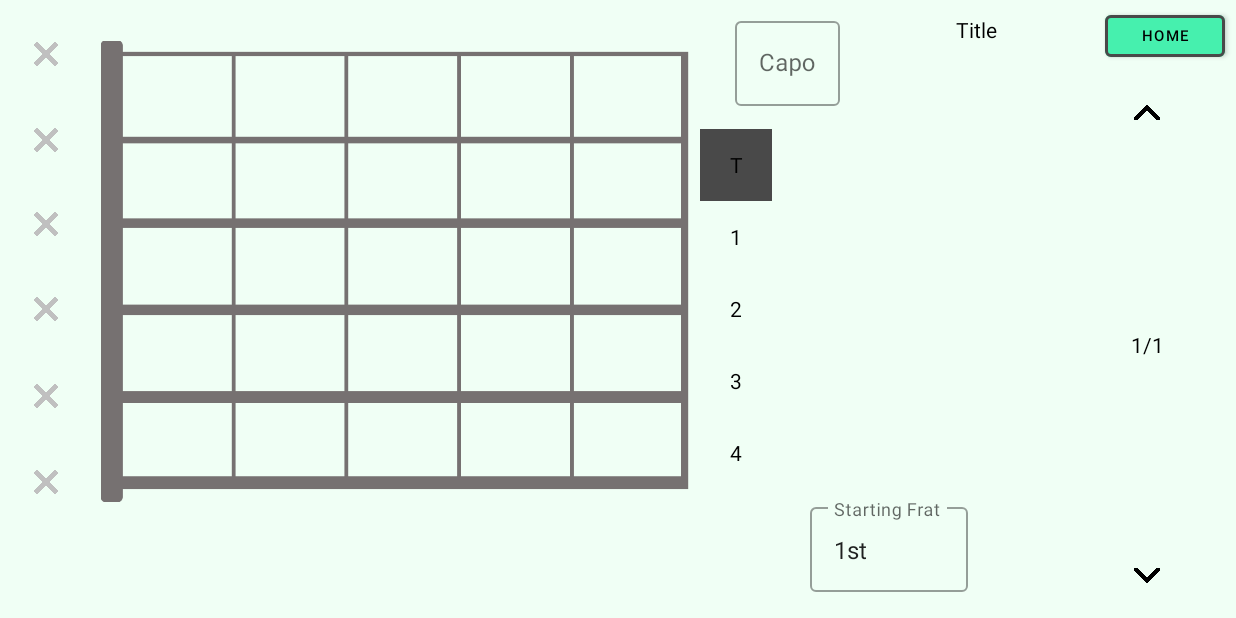
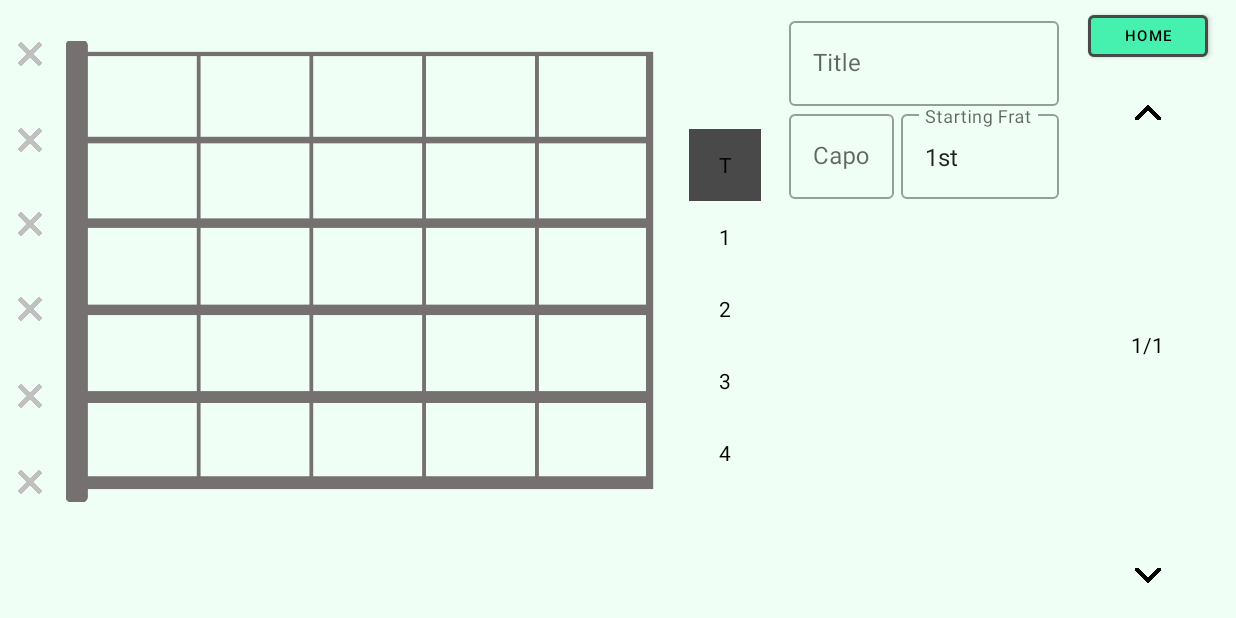
Before and after one commit to Qinetik/Mint-Chord-Writer, an Android app: the EditActivity screen opened directly, with no data from a screen before it, on a phone screen of 824 x 412 dp (held sideways). Run offline under Robolectric (Android 15) with nearby library versions, the phone set to English and light mode, and no system bars; 5 statements that could not run were skipped.

Commit message:
updated features

```diff
--- a/app/src/main/java/com/example/nuri_chord_writer/EditActivity.kt
+++ b/app/src/main/java/com/example/nuri_chord_writer/EditActivity.kt
@@ -1,10 +1,16 @@
 package com.example.mint_chord_writer
 
 import android.content.pm.ActivityInfo
-import androidx.appcompat.app.AppCompatActivity
 import android.os.Bundle
 import android.view.View
-import android.widget.*
+import android.widget.Button
+import android.widget.ImageButton
+import android.widget.PopupMenu
+import android.widget.TextView
+import androidx.appcompat.app.AppCompatActivity
+import androidx.core.view.WindowCompat
+import androidx.core.view.WindowInsetsCompat
+import androidx.core.view.WindowInsetsControllerCompat
 import kotlinx.android.synthetic.main.activity_edit.*
 
 class EditActivity : AppCompatActivity() {
@@ -18,21 +24,42 @@ class EditActivity : AppCompatActivity() {
         super.onCreate(savedInstanceState)
         setContentView(R.layout.activity_edit)
 
+        //hide navigationBar
+        WindowCompat.setDecorFitsSystemWindows(window, false)
+        WindowInsetsControllerCompat(window,
+                window.decorView.findViewById(android.R.id.content)).let { controller ->
+            controller.hide(WindowInsetsCompat.Type.systemBars())
+
+            // When the screen is swiped up at the bottom
+            // of the application, the navigationBar shall
+            // appear for some time
+            controller.systemBarsBehavior = WindowInsetsControllerCompat.BEHAVIOR_SHOW_TRANSIENT_BARS_BY_SWIPE
+        }
+
         currentSong = intent.getSerializableExtra("selectedSong") as Song
-        val capoText: TextView = findViewById(R.id.capoText)
-        capoText.text = currentSong?.capo.toString()
         val songTitle: TextView = findViewById(R.id.songTitle)
         songTitle.text = currentSong?.name
         val chordNum: TextView = findViewById(R.id.chordNum)
         chordNum.text = "1/"+currentSong?.chords?.size
 
         fratNumButton.setText("1st")
-
         fratNumButton.setOnClickListener {
             PopupMenu(this!!, fratNumButton).apply {
                 menuInflater.inflate(R.menu.start_frat_menu, menu)
                 setOnMenuItemClickListener { item ->
                     fratNumButton.setText(item.title)
+                    true
+                }
+                show()
+            }
+        }
+
+        capoButton.setText(currentSong?.capo.toString())
+        capoButton.setOnClickListener {
+            PopupMenu(this!!, capoButton).apply {
+                menuInflater.inflate(R.menu.capo_menu, menu)
+                setOnMenuItemClickListener { item ->
+                    capoButton.setText(item.title)
                     true
                 }
                 show()
--- a/app/src/main/res/layout/activity_edit.xml
+++ b/app/src/main/res/layout/activity_edit.xml
@@ -21,7 +21,7 @@
         app:layout_constraintBottom_toBottomOf="parent"
         app:layout_constraintEnd_toEndOf="parent"
         app:layout_constraintHorizontal_bias="0.99"
-        app:layout_constraintStart_toStartOf="parent"
+        app:layout_constraintStart_toEndOf="@+id/titleLayout"
         app:layout_constraintTop_toTopOf="parent"
         app:layout_constraintVertical_bias="0.01" />
 
@@ -30,39 +30,44 @@
         android:layout_width="400dp"
         android:layout_height="350dp"
         app:layout_constraintBottom_toBottomOf="parent"
-        app:layout_constraintEnd_toEndOf="parent"
-        app:layout_constraintHorizontal_bias="0.150"
+        app:layout_constraintEnd_toStartOf="@+id/fingerSelection"
         app:layout_constraintStart_toStartOf="parent"
         app:layout_constraintTop_toTopOf="parent"
         app:layout_constraintVertical_bias="0.10"
         app:srcCompat="@drawable/guitar_panel_h"
         tools:ignore="MissingConstraints" />
 
-    <TextView
-        android:id="@+id/songTitle"
-        android:layout_width="wrap_content"
+    <com.google.android.material.textfield.TextInputLayout
+        android:id="@+id/titleLayout"
+        style="@style/Widget.MaterialComponents.TextInputLayout.OutlinedBox"
+        android:layout_width="180dp"
         android:layout_height="wrap_content"
-        android:text="Title"
+        android:hint="Title"
         app:layout_constraintBottom_toBottomOf="parent"
-        app:layout_constraintEnd_toEndOf="parent"
-        app:layout_constraintHorizontal_bias="0.80"
-        app:layout_constraintStart_toStartOf="parent"
+        app:layout_constraintEnd_toStartOf="@+id/editToMain"
+        app:layout_constraintStart_toEndOf="@+id/fingerSelection"
         app:layout_constraintTop_toTopOf="parent"
-        app:layout_constraintVertical_bias="0.025" />
+        app:layout_constraintVertical_bias="0.025">
 
+        <EditText
+            android:id="@+id/songTitle"
+            android:layout_width="match_parent"
+            android:layout_height="wrap_content" />
+
+    </com.google.android.material.textfield.TextInputLayout>
 
     <com.google.android.material.textfield.TextInputLayout
         android:id="@+id/capo"
         style="@style/Widget.MaterialComponents.TextInputLayout.OutlinedBox"
-        android:hint="Capo"
         android:layout_width="70dp"
         android:layout_height="wrap_content"
+        android:hint="Capo"
         app:layout_constraintBottom_toBottomOf="parent"
-        app:layout_constraintEnd_toEndOf="parent"
-        app:layout_constraintHorizontal_bias="0.65"
-        app:layout_constraintStart_toStartOf="parent"
-        app:layout_constraintTop_toTopOf="parent"
-        app:layout_constraintVertical_bias="0.025">
+        app:layout_constraintEnd_toEndOf="@+id/titleLayout"
+        app:layout_constraintHorizontal_bias="0"
+        app:layout_constraintStart_toStartOf="@+id/titleLayout"
+        app:layout_constraintTop_toBottomOf="@+id/titleLayout"
+        app:layout_constraintVertical_bias="0">
 
         <EditText
             android:id="@+id/capoButton"
@@ -72,23 +77,22 @@
             android:cursorVisible="false"
             android:focusable="false"
             android:focusableInTouchMode="false"
-            android:importantForAutofill="no"
-            />
+            android:importantForAutofill="no" />
 
     </com.google.android.material.textfield.TextInputLayout>
 
     <com.google.android.material.textfield.TextInputLayout
         android:id="@+id/fratNum"
         style="@style/Widget.MaterialComponents.TextInputLayout.OutlinedBox"
-        android:hint="Starting Frat"
         android:layout_width="105dp"
         android:layout_height="wrap_content"
+        android:hint="Starting Frat"
         app:layout_constraintBottom_toBottomOf="parent"
-        app:layout_constraintEnd_toEndOf="parent"
-        app:layout_constraintHorizontal_bias="0.3"
-        app:layout_constraintStart_toEndOf="@+id/guitarPanel"
-        app:layout_constraintTop_toTopOf="parent"
-        app:layout_constraintVertical_bias="0.95">
+        app:layout_constraintEnd_toEndOf="@+id/titleLayout"
+        app:layout_constraintHorizontal_bias="1"
+        app:layout_constraintStart_toEndOf="@+id/capo"
+        app:layout_constraintTop_toBottomOf="@+id/titleLayout"
+        app:layout_constraintVertical_bias="0">
 
         <EditText
             android:id="@+id/fratNumButton"
@@ -98,8 +102,7 @@
             android:cursorVisible="false"
             android:focusable="false"
             android:focusableInTouchMode="false"
-            android:importantForAutofill="no"
-        />
+            android:importantForAutofill="no" />
 
     </com.google.android.material.textfield.TextInputLayout>
 
@@ -109,8 +112,8 @@
         android:layout_height="wrap_content"
         android:text="1/1"
         app:layout_constraintBottom_toTopOf="@+id/nextChordButton"
-        app:layout_constraintEnd_toEndOf="@+id/nextChordButton"
-        app:layout_constraintStart_toStartOf="@+id/prevChordButton"
+        app:layout_constraintEnd_toEndOf="@+id/editToMain"
+        app:layout_constraintStart_toStartOf="@+id/editToMain"
         app:layout_constraintTop_toBottomOf="@+id/prevChordButton"
         app:layout_constraintVertical_bias="0.5" />
 
@@ -219,9 +222,8 @@
         android:scaleType="fitCenter"
         android:src="@drawable/left_arrow"
         app:layout_constraintBottom_toBottomOf="parent"
-        app:layout_constraintEnd_toEndOf="parent"
-        app:layout_constraintHorizontal_bias="0.95"
-        app:layout_constraintStart_toStartOf="parent"
+        app:layout_constraintEnd_toEndOf="@+id/editToMain"
+        app:layout_constraintStart_toStartOf="@+id/editToMain"
         app:layout_constraintTop_toTopOf="parent"
         app:layout_constraintVertical_bias="0.15" />
 
@@ -234,9 +236,8 @@
         android:scaleType="fitCenter"
         android:src="@drawable/right_arrow"
         app:layout_constraintBottom_toBottomOf="parent"
-        app:layout_constraintEnd_toEndOf="parent"
-        app:layout_constraintHorizontal_bias="0.95"
-        app:layout_constraintStart_toStartOf="parent"
+        app:layout_constraintEnd_toEndOf="@+id/editToMain"
+        app:layout_constraintStart_toStartOf="@+id/editToMain"
         app:layout_constraintTop_toTopOf="parent"
         app:layout_constraintVertical_bias="0.975" />
 
@@ -245,8 +246,7 @@
         android:layout_width="wrap_content"
         android:layout_height="wrap_content"
         app:layout_constraintBottom_toBottomOf="parent"
-        app:layout_constraintEnd_toEndOf="parent"
-        app:layout_constraintHorizontal_bias="0.01"
+        app:layout_constraintEnd_toStartOf="@+id/capo"
         app:layout_constraintStart_toEndOf="@+id/guitarPanel"
         app:layout_constraintTop_toTopOf="parent">
 
```
